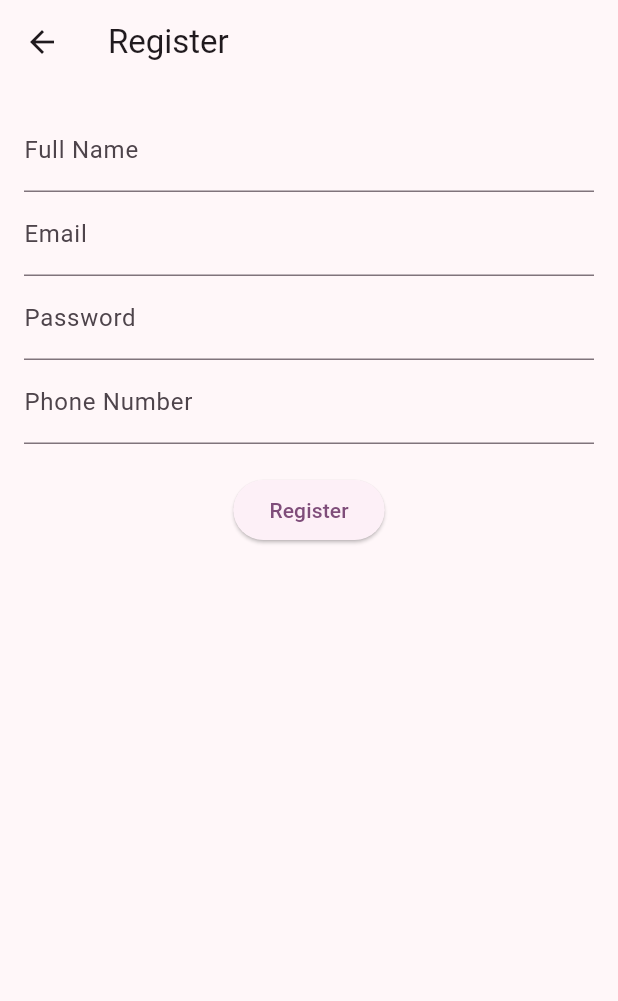
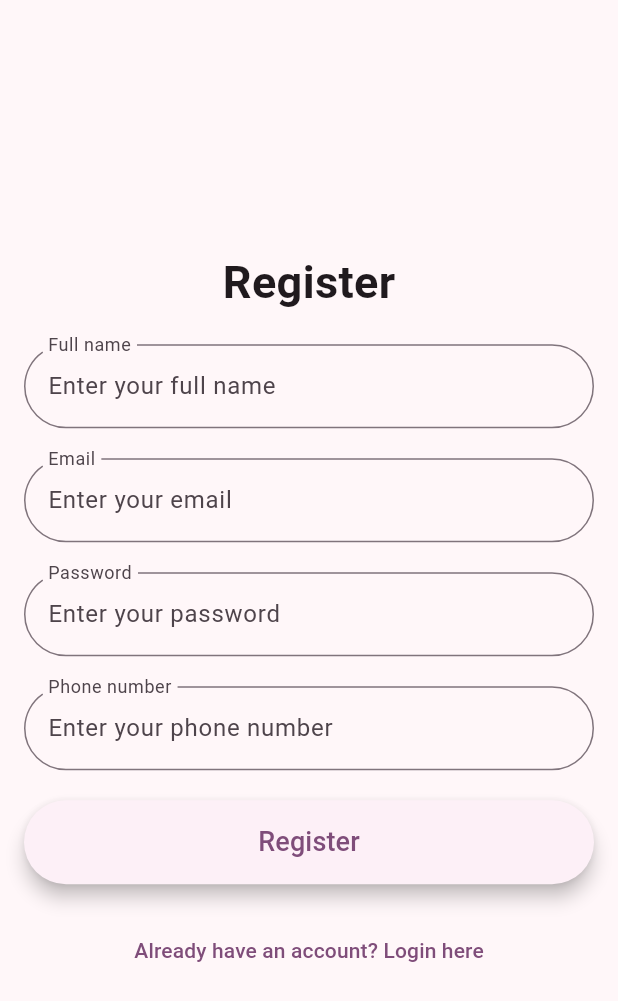
Before and after one commit to gazdicdanica/SafeHand, a Flutter app: the RegistrationScreen screen opened directly, on a phone screen of 412 x 824 dp. Shown: the top 1001 px of the screen. Run offline on Flutter 3.47's test engine with Material 3 defaults, Android fonts, the light colour scheme and no system bars; our stand-ins replace firebase_core, firebase_messaging; accounts and stored records are empty.

Commit message:
Login and register widget

```diff
--- a/tech_says_no_flutter/lib/widgets/register.dart
+++ b/tech_says_no_flutter/lib/widgets/register.dart
@@ -1,4 +1,5 @@
 import 'package:flutter/material.dart';
+import 'package:tech_says_no/widgets/login.dart';
 
 class RegistrationScreen extends StatefulWidget {
   const RegistrationScreen({super.key});
@@ -17,17 +18,29 @@ class _RegistrationScreenState extends State<RegistrationScreen> {
   @override
   Widget build(BuildContext context) {
     return Scaffold(
-      appBar: AppBar(
-        title: const Text('Register'),
-      ),
       body: Padding(
         padding:const  EdgeInsets.all(16.0),
         child: Form(
           key: _formKey,
           child: Column(
+            mainAxisAlignment: MainAxisAlignment.center,
             children: <Widget>[
+              const Text(
+                'Register',
+                style: TextStyle(
+                  fontSize: 30,
+                  fontWeight: FontWeight.bold,
+                ),
+              ),
+              const SizedBox(height: 20),
               TextFormField(
-                decoration: const InputDecoration(labelText: 'Full Name'),
+                decoration: InputDecoration(
+                  labelText: 'Full name',
+                  hintText: 'Enter your full name',
+                  border: OutlineInputBorder(
+                      borderRadius: BorderRadius.circular(50)),
+                  floatingLabelBehavior: FloatingLabelBehavior.always,
+                ),
                 validator: (value) {
                   if (value == null || value.isEmpty) {
                     return 'Please enter your full name';
@@ -38,8 +51,16 @@ class _RegistrationScreenState extends State<RegistrationScreen> {
                   _fullName = value!;
                 },
               ),
+               const SizedBox(height: 20),
+
               TextFormField(
-                decoration: const  InputDecoration(labelText: 'Email'),
+                decoration: InputDecoration(
+                  labelText: 'Email',
+                  hintText: 'Enter your email',
+                  border: OutlineInputBorder(
+                      borderRadius: BorderRadius.circular(50)),
+                  floatingLabelBehavior: FloatingLabelBehavior.always,
+                ),
                 validator: (value) {
                   if (value == null || value.isEmpty) {
                     return 'Please enter your email';
@@ -50,8 +71,16 @@ class _RegistrationScreenState extends State<RegistrationScreen> {
                   _email = value!;
                 },
               ),
+               const SizedBox(height: 20),
+
               TextFormField(
-                decoration: const InputDecoration(labelText: 'Password'),
+                decoration: InputDecoration(
+                  labelText: 'Password',
+                  hintText: 'Enter your password',
+                  border: OutlineInputBorder(
+                      borderRadius: BorderRadius.circular(50)),
+                  floatingLabelBehavior: FloatingLabelBehavior.always,
+                ),
                 obscureText: true,
                 validator: (value) {
                   if (value == null || value.isEmpty) {
@@ -63,8 +92,16 @@ class _RegistrationScreenState extends State<RegistrationScreen> {
                   _password = value!;
                 },
               ),
+               const SizedBox(height: 20),
+
               TextFormField(
-                decoration: const InputDecoration(labelText: 'Phone Number'),
+                decoration: InputDecoration(
+                  labelText: 'Phone number',
+                  hintText: 'Enter your phone number',
+                  border: OutlineInputBorder(
+                      borderRadius: BorderRadius.circular(50)),
+                  floatingLabelBehavior: FloatingLabelBehavior.always,
+                ),
                 validator: (value) {
                   if (value == null || value.isEmpty) {
                     return 'Please enter your phone number';
@@ -75,16 +112,37 @@ class _RegistrationScreenState extends State<RegistrationScreen> {
                   _phoneNumber = value!;
                 },
               ),
+               const SizedBox(height: 20),
+              SizedBox(
+                width: double.infinity,
+                child: ElevatedButton(
+                  onPressed: () {
+                    if (_formKey.currentState!.validate()) {
+                      _formKey.currentState!.save();
+                      // Perform login action with _email and _password
+                    }
+                  },
+                  style: ButtonStyle(
+                    padding: MaterialStateProperty.all(
+                        const EdgeInsets.symmetric(vertical: 15)),
+                    elevation: MaterialStateProperty.all(5),
+                  ),
+                  child: const Text('Register', style: TextStyle(fontSize: 18),),
+                ),
+              ),
               const SizedBox(height: 20),
-              ElevatedButton(
+              TextButton(
                 onPressed: () {
-                  if (_formKey.currentState!.validate()) {
-                    _formKey.currentState!.save();
-                    // Perform registration action with _fullName, _email, _password, and _phoneNumber
-                  }
+                  Navigator.pushAndRemoveUntil(
+                    context,
+                    MaterialPageRoute(
+                        builder: (context) => const LoginScreen()),
+                    (route) => false,
+                  );
                 },
-                child: const Text('Register'),
+                child: const Text('Already have an account? Login here'),
               ),
+
             ],
           ),
         ),
```
Also changed, not shown: tech_says_no_flutter/lib/widgets/login.dart (+39 -9 lines).
